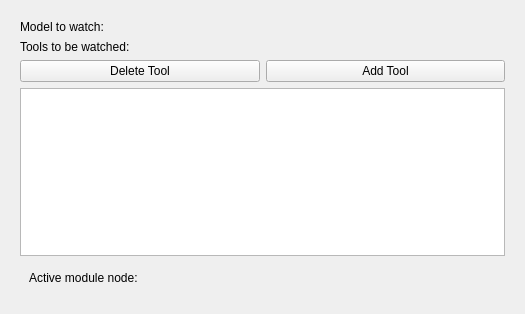
Old version of the form ToolWatchdog/Resources/UI/qSlicerToolWatchdogModuleWidget.ui in the repository SlicerIGT/SlicerIGT.
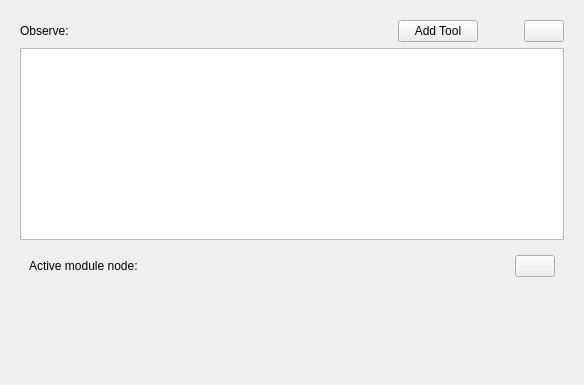
New version of the form. Custom widgets are drawn as their Qt base class.

Commit message: re SlicerIGT/SlicerIGT#18 icon to show hide toolbar, delete trash icon remove tool

```diff
--- a/ToolWatchdog/Resources/UI/qSlicerToolWatchdogModuleWidget.ui
+++ b/ToolWatchdog/Resources/UI/qSlicerToolWatchdogModuleWidget.ui
@@ -6,8 +6,8 @@
    <rect>
     <x>0</x>
     <y>0</y>
-    <width>525</width>
-    <height>314</height>
+    <width>584</width>
+    <height>385</height>
    </rect>
   </property>
   <property name="windowTitle">
@@ -24,24 +24,8 @@
      </property>
      <layout class="QVBoxLayout" name="verticalLayout_3">
       <item>
-       <layout class="QVBoxLayout" name="verticalLayout_1">
-        <item>
-         <layout class="QGridLayout" name="gridLayout_1">
-          <item row="0" column="0">
-           <widget class="QLabel" name="label_3">
-            <property name="text">
-             <string>Model to watch:</string>
-            </property>
-           </widget>
-          </item>
-          <item row="1" column="0">
-           <widget class="QLabel" name="label_1">
-            <property name="text">
-             <string>Tools to be watched:</string>
-            </property>
-           </widget>
-          </item>
-          <item row="1" column="1">
+       <layout class="QGridLayout" name="gridLayout_1" columnstretch="0,0,0,0,0">
+        <item row="0" column="1">
            <widget class="qMRMLNodeComboBox" name="ToolComboBox" native="true">
             <property name="enabled">
              <bool>true</bool>
@@ -63,21 +47,60 @@
             </property>
            </widget>
           </item>
-          <item row="3" column="0">
-           <widget class="QPushButton" name="DeleteToolButton">
+        <item row="0" column="0">
+         <widget class="QLabel" name="label_3">
+          <property name="sizePolicy">
+           <sizepolicy hsizetype="Fixed" vsizetype="Preferred">
+            <horstretch>0</horstretch>
+            <verstretch>0</verstretch>
+           </sizepolicy>
+          </property>
             <property name="text">
-             <string>Delete Tool</string>
+           <string>Observe:</string>
             </property>
            </widget>
           </item>
-          <item row="3" column="1">
+        <item row="0" column="3">
+         <spacer name="horizontalSpacer">
+          <property name="orientation">
+           <enum>Qt::Horizontal</enum>
+          </property>
+          <property name="sizeType">
+           <enum>QSizePolicy::Minimum</enum>
+          </property>
+          <property name="sizeHint" stdset="0">
+           <size>
+            <width>40</width>
+            <height>20</height>
+           </size>
+          </property>
+         </spacer>
+        </item>
+        <item row="0" column="2">
            <widget class="QPushButton" name="AddToolButton">
+          <property name="sizePolicy">
+           <sizepolicy hsizetype="Fixed" vsizetype="Fixed">
+            <horstretch>0</horstretch>
+            <verstretch>0</verstretch>
+           </sizepolicy>
+          </property>
             <property name="text">
              <string>Add Tool</string>
             </property>
            </widget>
           </item>
-         </layout>
+        <item row="0" column="4">
+         <widget class="QPushButton" name="DeleteToolButton">
+          <property name="sizePolicy">
+           <sizepolicy hsizetype="Fixed" vsizetype="Fixed">
+            <horstretch>0</horstretch>
+            <verstretch>0</verstretch>
+           </sizepolicy>
+          </property>
+          <property name="text">
+           <string/>
+          </property>
+         </widget>
         </item>
        </layout>
       </item>
@@ -98,6 +121,35 @@
         <layout class="QVBoxLayout" name="verticalLayout_5">
          <item>
           <layout class="QGridLayout" name="gridLayout_2">
+           <item row="0" column="0">
+            <widget class="QLabel" name="label_4">
+             <property name="sizePolicy">
+              <sizepolicy hsizetype="Fixed" vsizetype="Preferred">
+               <horstretch>0</horstretch>
+               <verstretch>0</verstretch>
+              </sizepolicy>
+             </property>
+             <property name="text">
+              <string>Active module node: </string>
+             </property>
+            </widget>
+           </item>
+           <item row="0" column="2">
+            <widget class="QPushButton" name="VisibilityButton">
+             <property name="sizePolicy">
+              <sizepolicy hsizetype="Fixed" vsizetype="Fixed">
+               <horstretch>0</horstretch>
+               <verstretch>0</verstretch>
+              </sizepolicy>
+             </property>
+             <property name="toolTip">
+              <string>Toggle fiducial list visibility.</string>
+             </property>
+             <property name="text">
+              <string/>
+             </property>
+            </widget>
+           </item>
            <item row="0" column="1">
             <widget class="qMRMLNodeComboBox" name="ModuleNodeComboBox" native="true">
              <property name="enabled">
@@ -116,13 +168,6 @@
              </property>
             </widget>
            </item>
-           <item row="0" column="0">
-            <widget class="QLabel" name="label_4">
-             <property name="text">
-              <string>Active module node: </string>
-             </property>
-            </widget>
-           </item>
           </layout>
          </item>
         </layout>
```
Lines whose indentation alone changed are shown as unchanged. The commit also changes 2 other files.
